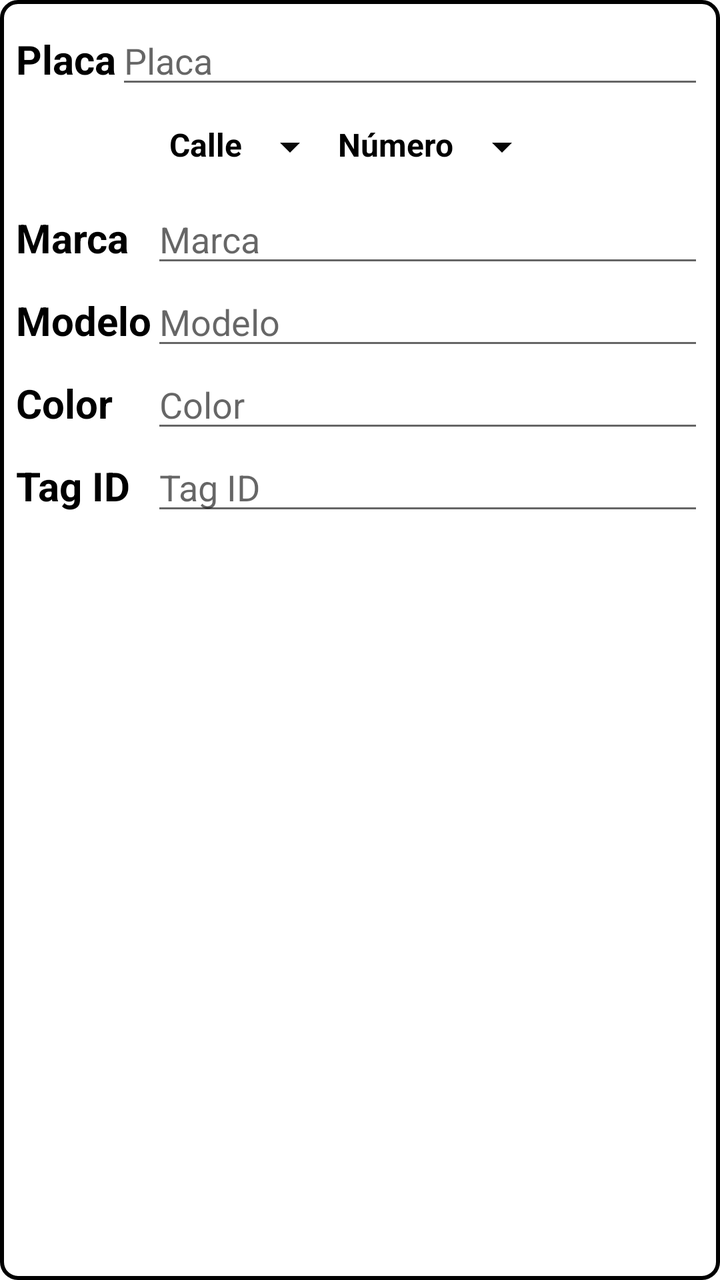
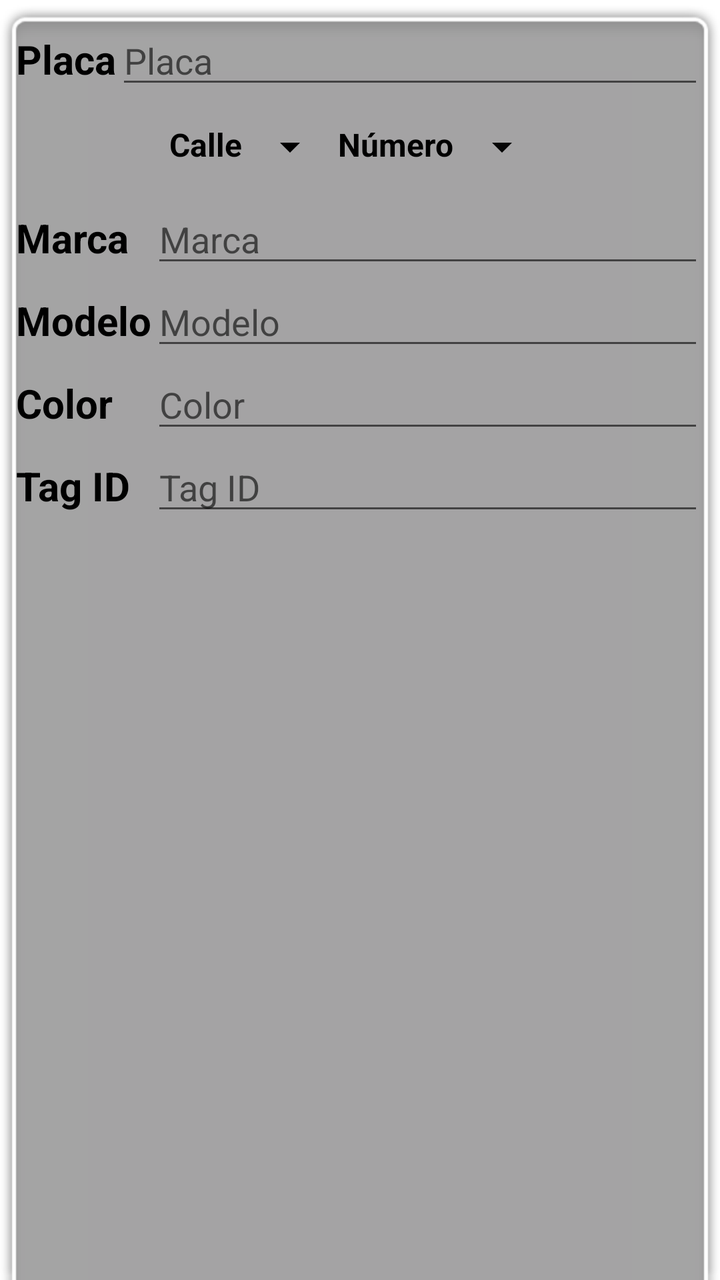

Two renders of the same Android screen: before a commit and after it. Below are the layout's source before the change and the commit's diff.
<!-- AndroidManifest.xml: application theme Theme.Rondy -->
<!-- res/layout/dialog_vehiculo_form.xml -->
<?xml version="1.0" encoding="utf-8"?>
        <LinearLayout
            xmlns:android="http://schemas.android.com/apk/res/android"
            android:layout_width="match_parent"
            android:layout_height="wrap_content"
            android:layout_gravity="center"
            android:background="@drawable/borderpermiso_background"
            android:orientation="vertical"
            android:padding="8.dp">

            <LinearLayout
                android:layout_width="match_parent"
                android:layout_height="wrap_content">

                <TextView
                    android:layout_width="wrap_content"
                    android:layout_height="wrap_content"
                    android:text="Placa"
                    android:textColor="@color/black"
                    android:textSize="20sp"
                    android:textStyle="bold" />

                <EditText
                    android:id="@+id/etFormPlaca"
                    android:layout_width="50dp"
                    android:layout_height="wrap_content"
                    android:layout_weight="1"
                    android:hint="Placa"
                    android:textColor="@color/black" />

            </LinearLayout>

            <LinearLayout
                android:layout_width="match_parent"
                android:layout_height="wrap_content"
                android:gravity="center_horizontal|center_vertical"
                android:orientation="horizontal">

                <TextView
                    android:layout_width="wrap_content"
                    android:layout_height="match_parent"
                    android:layout_marginTop="8.dp"
                    android:text="Calle"
                    android:textColor="@color/black"
                    android:textSize="16sp"
                    android:textStyle="bold" />

                <Spinner
                    android:id="@+id/spinnerCalle"
                    android:layout_width="wrap_content"
                    android:layout_height="48.dp"
                    android:backgroundTint="#090909"
                    android:textAlignment="center" />

                <TextView
                    android:layout_width="wrap_content"
                    android:layout_height="match_parent"
                    android:layout_marginTop="8.dp"
                    android:text="Número"
                    android:textColor="@color/black"
                    android:textSize="16sp"
                    android:textStyle="bold" />

                <Spinner
                    android:id="@+id/spinnerNumero"
                    android:layout_width="wrap_content"
                    android:layout_height="48.dp"
                    android:backgroundTint="#050505" />
            </LinearLayout>

            <TableLayout
                android:layout_width="match_parent"
                android:layout_height="match_parent">

                <TableRow
                    android:layout_width="match_parent"
                    android:layout_height="match_parent">

                    <TextView
                        android:id="@+id/textView11"
                        android:layout_width="wrap_content"
                        android:layout_height="wrap_content"
                        android:text="Marca"
                        android:textColor="@color/black"
                        android:textSize="20sp"
                        android:textStyle="bold" />

                    <EditText
                        android:id="@+id/etFormMarca"
                        android:layout_width="50dp"
                        android:layout_height="wrap_content"
                        android:layout_weight="1"
                        android:hint="Marca"
                        android:textColor="@color/black" />
                </TableRow>

                <TableRow
                    android:layout_width="match_parent"
                    android:layout_height="match_parent">

                    <TextView
                        android:id="@+id/textView12"
                        android:layout_width="wrap_content"
                        android:layout_height="wrap_content"
                        android:text="Modelo"
                        android:textColor="@color/black"
                        android:textSize="20sp"
                        android:textStyle="bold" />

                    <EditText
                        android:id="@+id/etFormModelo"
                        android:layout_width="50dp"
                        android:layout_height="wrap_content"
                        android:layout_weight="1"
                        android:hint="Modelo"
                        android:textColor="@color/black" />
                </TableRow>

                <TableRow
                    android:layout_width="match_parent"
                    android:layout_height="match_parent">

                    <TextView
                        android:id="@+id/textView13"
                        android:layout_width="wrap_content"
                        android:layout_height="wrap_content"
                        android:text="Color"
                        android:textColor="@color/black"
                        android:textSize="20sp"
                        android:textStyle="bold" />

                    <EditText
                        android:id="@+id/etFormColor"
                        android:layout_width="50dp"
                        android:layout_height="wrap_content"
                        android:layout_weight="1"
                        android:hint="Color"
                        android:textColor="@color/black" />
                </TableRow>

                <TableRow
                    android:layout_width="match_parent"
                    android:layout_height="match_parent">

                    <TextView
                        android:id="@+id/textView14"
                        android:layout_width="wrap_content"
                        android:layout_height="wrap_content"
                        android:text="Tag ID"
                        android:textColor="@color/black"
                        android:textSize="20sp"
                        android:textStyle="bold" />

                    <EditText
                        android:id="@+id/etFormTag"
                        android:layout_width="50dp"
                        android:layout_height="wrap_content"
                        android:layout_weight="1"
                        android:hint="Tag ID"
                        android:textColor="@color/black" />
                </TableRow>

            </TableLayout>

            <LinearLayout
                android:layout_width="match_parent"
                android:layout_height="wrap_content"
                android:layout_marginTop="16.dp"
                android:orientation="horizontal">

                <Button
                    android:id="@+id/btnCancel"
                    style="@style/Widget.MaterialComponents.Button.OutlinedButton"
                    android:layout_width="0dp"
                    android:layout_height="wrap_content"
                    android:layout_weight="1"
                    android:text="Cancelar" />

                <Button
                    android:id="@+id/btnUpdate"
                    android:layout_width="0dp"
                    android:layout_height="wrap_content"
                    android:layout_weight="1"
                    android:text="Actualizar" />
            </LinearLayout>
        </LinearLayout>
<!-- resources referenced by this layout -->
<resources>
  <color name="black">#FF000000</color>
  <!-- drawable borderpermiso_background (drawable) -->
  <?xml version="1.0" encoding="utf-8"?>
  <shape xmlns:android="http://schemas.android.com/apk/res/android">
      <solid android:color="#FFFFFF" />
  
      
      <stroke
          android:width="2dp"
          android:color="#000000" />
  
      
      <corners android:radius="8dp" />
  </shape>
  <style name="Theme.Rondy" parent="Theme.MaterialComponents.DayNight.DarkActionBar">
          
          <item name="colorPrimary">@color/purple_500</item>
          <item name="colorPrimaryVariant">@color/purple_700</item>
          <item name="colorOnPrimary">@color/white</item>
          
          <item name="colorSecondary">@color/teal_200</item>
          <item name="colorSecondaryVariant">@color/teal_700</item>
          <item name="colorOnSecondary">@color/black</item>
          
          <item name="android:statusBarColor">?attr/colorPrimaryVariant</item>
          
      </style>
  <color name="purple_500">#FF6200EE</color>
  <color name="purple_700">#FF3700B3</color>
  <color name="white">#FFFFFFFF</color>
  <color name="teal_200">#FF03DAC5</color>
  <color name="teal_700">#FF018786</color>
</resources>

<!-- the commit's change to res/layout/dialog_vehiculo_form.xml (unified diff, before → after) -->
@@ -1,186 +1,185 @@
 <?xml version="1.0" encoding="utf-8"?>
-        <LinearLayout
-            xmlns:android="http://schemas.android.com/apk/res/android"
+<LinearLayout xmlns:android="http://schemas.android.com/apk/res/android"
+    android:layout_width="match_parent"
+    android:layout_height="wrap_content"
+    android:layout_gravity="center"
+    android:background="@android:drawable/zoom_plate"
+    android:orientation="vertical"
+    android:padding="8.dp">
+
+    <LinearLayout
+        android:layout_width="match_parent"
+        android:layout_height="wrap_content">
+
+        <TextView
+            android:layout_width="wrap_content"
+            android:layout_height="wrap_content"
+            android:text="Placa"
+            android:textColor="@color/black"
+            android:textSize="20sp"
+            android:textStyle="bold" />
+
+        <EditText
+            android:id="@+id/etFormPlaca"
+            android:layout_width="50dp"
+            android:layout_height="wrap_content"
+            android:layout_weight="1"
+            android:hint="Placa"
+            android:textColor="@color/black" />
+
+    </LinearLayout>
+
+    <LinearLayout
+        android:layout_width="match_parent"
+        android:layout_height="wrap_content"
+        android:gravity="center_horizontal|center_vertical"
+        android:orientation="horizontal">
+
+        <TextView
+            android:layout_width="wrap_content"
+            android:layout_height="match_parent"
+            android:layout_marginTop="8.dp"
+            android:text="Calle"
+            android:textColor="@color/black"
+            android:textSize="16sp"
+            android:textStyle="bold" />
+
+        <Spinner
+            android:id="@+id/spinnerCalle"
+            android:layout_width="wrap_content"
+            android:layout_height="48.dp"
+            android:backgroundTint="#000000"
+            android:textAlignment="center" />
+
+        <TextView
+            android:layout_width="wrap_content"
+            android:layout_height="match_parent"
+            android:layout_marginTop="8.dp"
+            android:text="Número"
+            android:textColor="@color/black"
+            android:textSize="16sp"
+            android:textStyle="bold" />
+
+        <Spinner
+            android:id="@+id/spinnerNumero"
+            android:layout_width="wrap_content"
+            android:layout_height="48.dp"
+            android:backgroundTint="#050505" />
+    </LinearLayout>
+
+    <TableLayout
+        android:layout_width="match_parent"
+        android:layout_height="match_parent">
+
+        <TableRow
             android:layout_width="match_parent"
+            android:layout_height="match_parent">
+
+            <TextView
+                android:id="@+id/textView11"
+                android:layout_width="wrap_content"
+                android:layout_height="wrap_content"
+                android:text="Marca"
+                android:textColor="@color/black"
+                android:textSize="20sp"
+                android:textStyle="bold" />
+
+            <EditText
+                android:id="@+id/etFormMarca"
+                android:layout_width="50dp"
+                android:layout_height="wrap_content"
+                android:layout_weight="1"
+                android:hint="Marca"
+                android:textColor="@color/black" />
+        </TableRow>
+
+        <TableRow
+            android:layout_width="match_parent"
+            android:layout_height="match_parent">
+
+            <TextView
+                android:id="@+id/textView12"
+                android:layout_width="wrap_content"
+                android:layout_height="wrap_content"
+                android:text="Modelo"
+                android:textColor="@color/black"
+                android:textSize="20sp"
+                android:textStyle="bold" />
+
+            <EditText
+                android:id="@+id/etFormModelo"
+                android:layout_width="50dp"
+                android:layout_height="wrap_content"
+                android:layout_weight="1"
+                android:hint="Modelo"
+                android:textColor="@color/black" />
+        </TableRow>
+
+        <TableRow
+            android:layout_width="match_parent"
+            android:layout_height="match_parent">
+
+            <TextView
+                android:id="@+id/textView13"
+                android:layout_width="wrap_content"
+                android:layout_height="wrap_content"
+                android:text="Color"
+                android:textColor="@color/black"
+                android:textSize="20sp"
+                android:textStyle="bold" />
+
+            <EditText
+                android:id="@+id/etFormColor"
+                android:layout_width="50dp"
+                android:layout_height="wrap_content"
+                android:layout_weight="1"
+                android:hint="Color"
+                android:textColor="@color/black" />
+        </TableRow>
+
+        <TableRow
+            android:layout_width="match_parent"
+            android:layout_height="match_parent">
+
+            <TextView
+                android:id="@+id/textView14"
+                android:layout_width="wrap_content"
+                android:layout_height="wrap_content"
+                android:text="Tag ID"
+                android:textColor="@color/black"
+                android:textSize="20sp"
+                android:textStyle="bold" />
+
+            <EditText
+                android:id="@+id/etFormTag"
+                android:layout_width="50dp"
+                android:layout_height="wrap_content"
+                android:layout_weight="1"
+                android:hint="Tag ID"
+                android:textColor="@color/black" />
+        </TableRow>
+
+    </TableLayout>
+
+    <LinearLayout
+        android:layout_width="match_parent"
+        android:layout_height="wrap_content"
+        android:layout_marginTop="16.dp"
+        android:orientation="horizontal">
+
+        <Button
+            android:id="@+id/btnCancel"
+            style="@style/Widget.MaterialComponents.Button.OutlinedButton"
+            android:layout_width="0dp"
             android:layout_height="wrap_content"
-            android:layout_gravity="center"
-            android:background="@drawable/borderpermiso_background"
-            android:orientation="vertical"
-            android:padding="8.dp">
+            android:layout_weight="1"
+            android:text="Cancelar" />
 
-            <LinearLayout
-                android:layout_width="match_parent"
-                android:layout_height="wrap_content">
-
-                <TextView
-                    android:layout_width="wrap_content"
-                    android:layout_height="wrap_content"
-                    android:text="Placa"
-                    android:textColor="@color/black"
-                    android:textSize="20sp"
-                    android:textStyle="bold" />
-
-                <EditText
-                    android:id="@+id/etFormPlaca"
-                    android:layout_width="50dp"
-                    android:layout_height="wrap_content"
-                    android:layout_weight="1"
-                    android:hint="Placa"
-                    android:textColor="@color/black" />
-
-            </LinearLayout>
-
-            <LinearLayout
-                android:layout_width="match_parent"
-                android:layout_height="wrap_content"
-                android:gravity="center_horizontal|center_vertical"
-                android:orientation="horizontal">
-
-                <TextView
-                    android:layout_width="wrap_content"
-                    android:layout_height="match_parent"
-                    android:layout_marginTop="8.dp"
-                    android:text="Calle"
-                    android:textColor="@color/black"
-                    android:textSize="16sp"
-                    android:textStyle="bold" />
-
-                <Spinner
-                    android:id="@+id/spinnerCalle"
-                    android:layout_width="wrap_content"
-                    android:layout_height="48.dp"
-                    android:backgroundTint="#090909"
-                    android:textAlignment="center" />
-
-                <TextView
-                    android:layout_width="wrap_content"
-                    android:layout_height="match_parent"
-                    android:layout_marginTop="8.dp"
-                    android:text="Número"
-                    android:textColor="@color/black"
-                    android:textSize="16sp"
-                    android:textStyle="bold" />
-
-                <Spinner
-                    android:id="@+id/spinnerNumero"
-                    android:layout_width="wrap_content"
-                    android:layout_height="48.dp"
-                    android:backgroundTint="#050505" />
-            </LinearLayout>
-
-            <TableLayout
-                android:layout_width="match_parent"
-                android:layout_height="match_parent">
-
-                <TableRow
-                    android:layout_width="match_parent"
-                    android:layout_height="match_parent">
-
-                    <TextView
-                        android:id="@+id/textView11"
-                        android:layout_width="wrap_content"
-                        android:layout_height="wrap_content"
-                        android:text="Marca"
-                        android:textColor="@color/black"
-                        android:textSize="20sp"
-                        android:textStyle="bold" />
-
-                    <EditText
-                        android:id="@+id/etFormMarca"
-                        android:layout_width="50dp"
-                        android:layout_height="wrap_content"
-                        android:layout_weight="1"
-                        android:hint="Marca"
-                        android:textColor="@color/black" />
-                </TableRow>
-
-                <TableRow
-                    android:layout_width="match_parent"
-                    android:layout_height="match_parent">
-
-                    <TextView
-                        android:id="@+id/textView12"
-                        android:layout_width="wrap_content"
-                        android:layout_height="wrap_content"
-                        android:text="Modelo"
-                        android:textColor="@color/black"
-                        android:textSize="20sp"
-                        android:textStyle="bold" />
-
-                    <EditText
-                        android:id="@+id/etFormModelo"
-                        android:layout_width="50dp"
-                        android:layout_height="wrap_content"
-                        android:layout_weight="1"
-                        android:hint="Modelo"
-                        android:textColor="@color/black" />
-                </TableRow>
-
-                <TableRow
-                    android:layout_width="match_parent"
-                    android:layout_height="match_parent">
-
-                    <TextView
-                        android:id="@+id/textView13"
-                        android:layout_width="wrap_content"
-                        android:layout_height="wrap_content"
-                        android:text="Color"
-                        android:textColor="@color/black"
-                        android:textSize="20sp"
-                        android:textStyle="bold" />
-
-                    <EditText
-                        android:id="@+id/etFormColor"
-                        android:layout_width="50dp"
-                        android:layout_height="wrap_content"
-                        android:layout_weight="1"
-                        android:hint="Color"
-                        android:textColor="@color/black" />
-                </TableRow>
-
-                <TableRow
-                    android:layout_width="match_parent"
-                    android:layout_height="match_parent">
-
-                    <TextView
-                        android:id="@+id/textView14"
-                        android:layout_width="wrap_content"
-                        android:layout_height="wrap_content"
-                        android:text="Tag ID"
-                        android:textColor="@color/black"
-                        android:textSize="20sp"
-                        android:textStyle="bold" />
-
-                    <EditText
-                        android:id="@+id/etFormTag"
-                        android:layout_width="50dp"
-                        android:layout_height="wrap_content"
-                        android:layout_weight="1"
-                        android:hint="Tag ID"
-                        android:textColor="@color/black" />
-                </TableRow>
-
-            </TableLayout>
-
-            <LinearLayout
-                android:layout_width="match_parent"
-                android:layout_height="wrap_content"
-                android:layout_marginTop="16.dp"
-                android:orientation="horizontal">
-
-                <Button
-                    android:id="@+id/btnCancel"
-                    style="@style/Widget.MaterialComponents.Button.OutlinedButton"
-                    android:layout_width="0dp"
-                    android:layout_height="wrap_content"
-                    android:layout_weight="1"
-                    android:text="Cancelar" />
-
-                <Button
-                    android:id="@+id/btnUpdate"
-                    android:layout_width="0dp"
-                    android:layout_height="wrap_content"
-                    android:layout_weight="1"
-                    android:text="Actualizar" />
-            </LinearLayout>
-        </LinearLayout>
+        <Button
+            android:id="@+id/btnUpdate"
+            android:layout_width="0dp"
+            android:layout_height="wrap_content"
+            android:layout_weight="1"
+            android:text="Actualizar" />
+    </LinearLayout>
+</LinearLayout>
<!-- resource entries referenced after the edit -->
@@ -1,19 +1,6 @@
 <!-- resources referenced by this layout -->
 <resources>
   <color name="black">#FF000000</color>
-  <!-- drawable borderpermiso_background (drawable) -->
-  <?xml version="1.0" encoding="utf-8"?>
-  <shape xmlns:android="http://schemas.android.com/apk/res/android">
-      <solid android:color="#FFFFFF" />
-  
-      
-      <stroke
-          android:width="2dp"
-          android:color="#000000" />
-  
-      
-      <corners android:radius="8dp" />
-  </shape>
   <style name="Theme.Rondy" parent="Theme.MaterialComponents.DayNight.DarkActionBar">
           
           <item name="colorPrimary">@color/purple_500</item>
